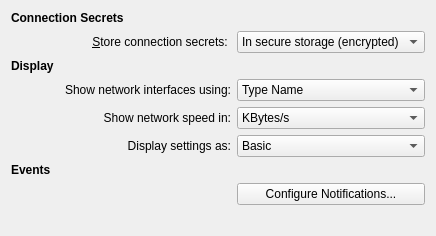
The window that settings/config/othersettings.ui (KDE/networkmanagement) describes before a commit, drawn with Qt 5.
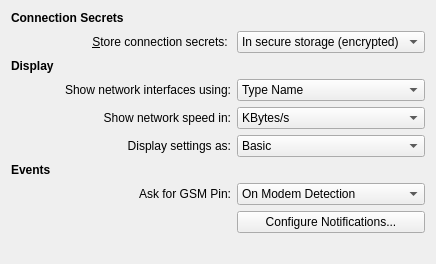
The same window after the commit. Custom widgets are drawn as their Qt base class.

Commit message:
Add to kcm module, in "Other" tab, option to select if Plasma NM should ask for GSM Pin on modem detection or when activating a gsm connection. The last one is what most users want but some modems do not work with this mode.
FIXED-IN: 0.9.0.1

The edit to the form file:
```diff
--- a/settings/config/othersettings.ui
+++ b/settings/config/othersettings.ui
@@ -120,14 +120,38 @@
      </property>
     </widget>
    </item>
+   <item row="7" column="0" colspan="2">
+    <widget class="QLabel" name="askPinLabel">
+     <property name="text">
+      <string>Ask for GSM Pin:</string>
+     </property>
+     <property name="alignment">
+      <set>Qt::AlignRight|Qt::AlignTrailing|Qt::AlignVCenter</set>
+     </property>
+    </widget>
+   </item>
    <item row="7" column="2">
+    <widget class="KComboBox" name="kcfg_AskForGsmPin">
+     <item>
+      <property name="text">
+       <string>On Modem Detection</string>
+      </property>
+     </item>
+     <item>
+      <property name="text">
+       <string>When Activating Connection</string>
+      </property>
+     </item>
+    </widget>
+   </item>
+   <item row="8" column="2">
     <widget class="QPushButton" name="notificationsButton">
      <property name="text">
       <string>Configure Notifications...</string>
      </property>
     </widget>
    </item>
-   <item row="8" column="1">
+   <item row="9" column="1">
     <spacer name="verticalSpacer">
      <property name="orientation">
       <enum>Qt::Vertical</enum>
@@ -140,7 +164,7 @@
      </property>
     </spacer>
    </item>
-   <item row="9" column="0">
+   <item row="10" column="0">
     <widget class="QLabel" name="lblVersion"/>
    </item>
    <item row="5" column="0" colspan="2">
```
Left out of the diff: 48 changed lines with no effect on the pictures. The commit also changes 3 other files.
